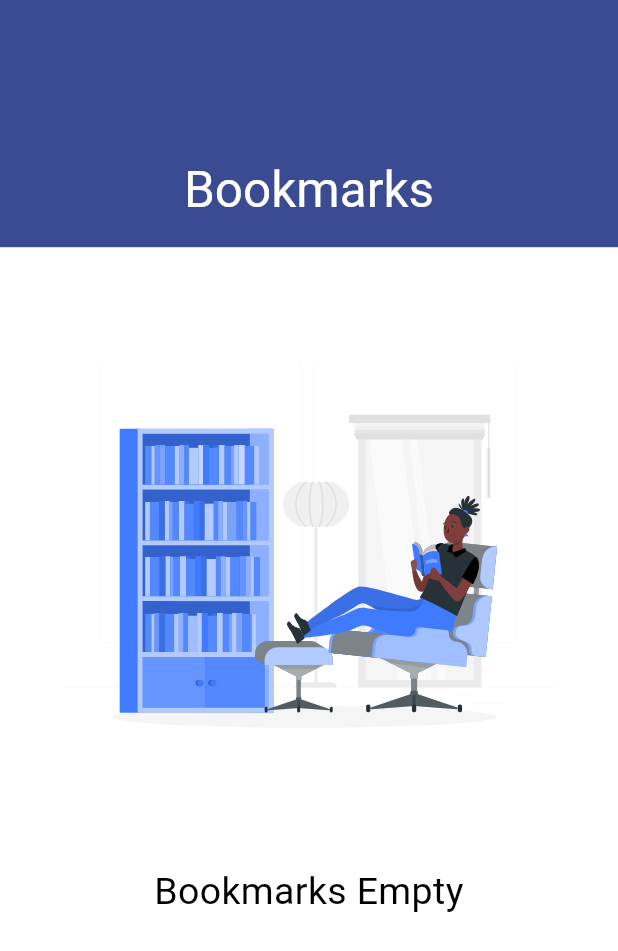
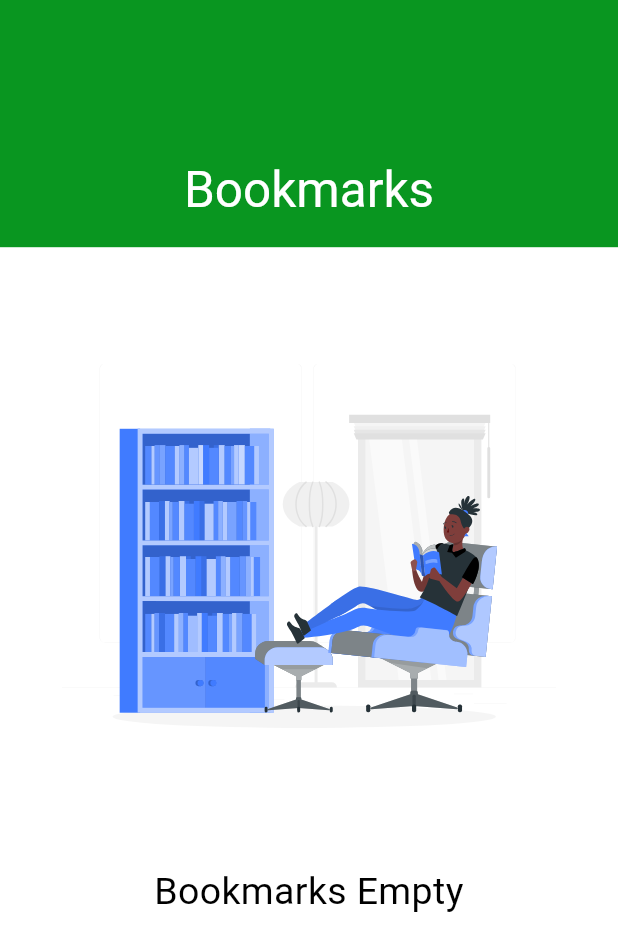
Before and after one commit to g-random-a/platform_x, a Flutter app: the BookmarkPage screen opened directly, on a phone screen of 412 x 824 dp. Shown: the top 951 px of the screen. Run offline on Flutter 3.47's test engine with Material 3 defaults, Android fonts, the phone set to English and light mode, and no system bars; our stand-ins replace bloc, dio, equatable, file_picker, flutter_bloc, flutter_dotenv and 10 more; missing offline and left inert: bcrypt, flutter_sound; accounts and stored records are empty.

Commit message:
updated consts

```diff
--- a/lib/presentation/constants.dart
+++ b/lib/presentation/constants.dart
@@ -1,7 +1,7 @@
 import 'package:flutter/material.dart';
 
-const kSecondaryColor = Color.fromARGB(255, 173, 8, 239);
-const kPrimaryColor = Color.fromARGB(255, 59, 75, 145);
+const kSecondaryColor = Color.fromARGB(255, 13, 13, 92);
+const kPrimaryColor = Color.fromARGB(255, 9, 150, 32);
 const kPrimaryLightColor = Color(0xFFF1E6FF);
 const greyColor = Colors.grey;
 
@@ -14,4 +14,6 @@ class AssetFiles {
   static String CoffeenetLogo2 = "assets/logo.png";
   static String NoRecentlyScannedSvg = "assets/icons/scanned_empty.svg";
   static String NoBookmarksSvg = "assets/icons/bookmark_empty_better.svg";
+  static String platformX = "assets/icons/platform_x.svg";
+  static String platformX_black = "assets/icons/platform_x_black.svg";
 }
```
